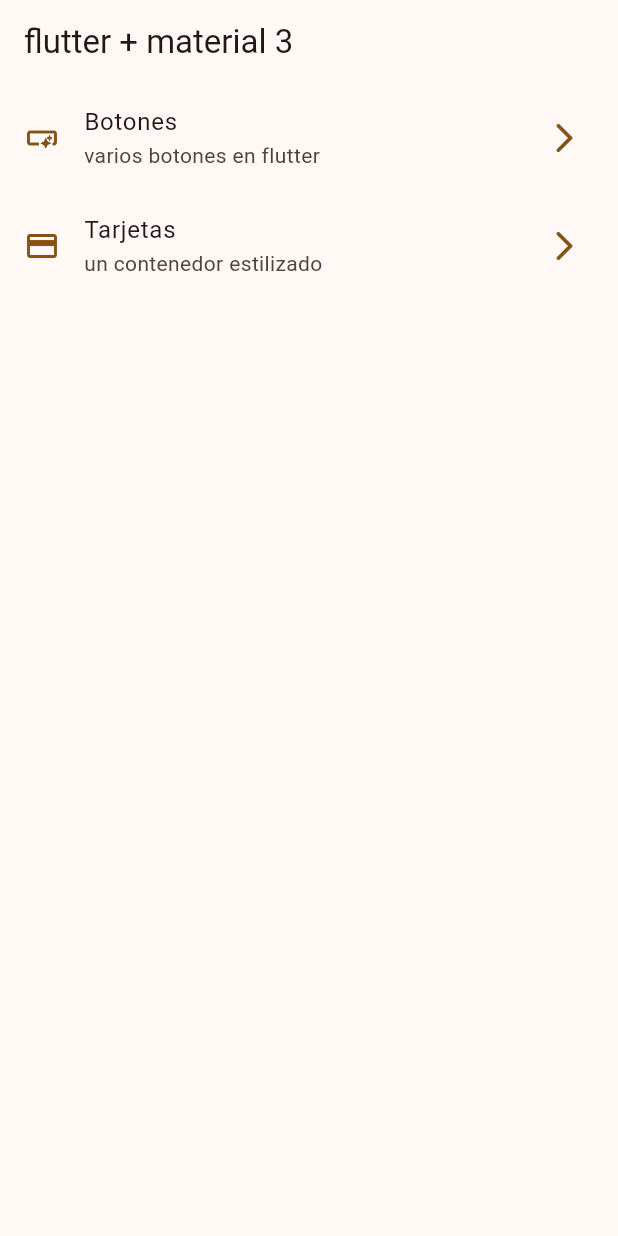
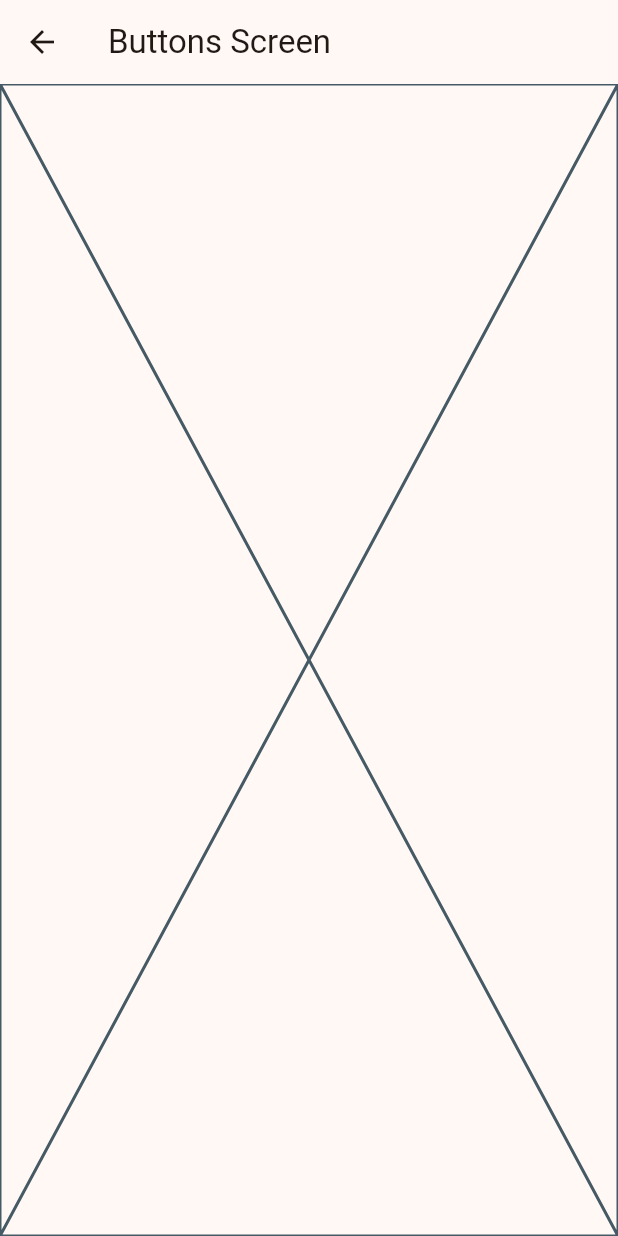
Before and after one commit to Angelina-Pinto/flutterAppWidgets, a Flutter app: the screen it shows after launch, after a tap on "Botones", on a phone screen of 412 x 824 dp. Run offline on Flutter 3.47's test engine with Material 3 defaults, Android fonts, the phone set to English and light mode, and no system bars.

Commit message:
Rutas basicas configuradas

```diff
--- /dev/null
+++ b/lib/config/buttons/buttons_screen.dart
@@ -0,0 +1,15 @@
+import 'package:flutter/material.dart';
+
+class ButtonsScreen extends StatelessWidget {
+  const ButtonsScreen({super.key});
+
+  @override
+  Widget build(BuildContext context) {
+    return Scaffold(
+      appBar: AppBar(
+        title: Text('Buttons Screen'),
+      ),
+      body:const Placeholder(),
+    );
+  }
+}
--- a/lib/config/menu/menu_items.dart
+++ b/lib/config/menu/menu_items.dart
@@ -11,7 +11,7 @@
     MenuItems(
     title: 'Tarjetas',
     subtitle: 'un contenedor estilizado',
-    link: '/card',
+    link: '/cards',
     icon: Icons.credit_card )
 ];
 
--- a/lib/main.dart
+++ b/lib/main.dart
@@ -1,4 +1,6 @@
 import 'package:flutter/material.dart';
+import 'package:flutter_widget_aplication/config/buttons/buttons_screen.dart';
+import 'package:flutter_widget_aplication/config/cards/cards_screen.dart';
 import 'package:flutter_widget_aplication/config/theme/app_theme.dart';
 import 'package:flutter_widget_aplication/presentation/screens/home/home_screen.dart';
 
@@ -12,7 +14,11 @@
     return MaterialApp(
       theme: AppTheme(selectedColor: 1).getTheme(),
       title: 'Material App',
-      home: Homescreen()
+      home: const Homescreen(),
+      routes: {
+        '/buttons':  (context) => const ButtonsScreen(),
+        '/cards':  (context) => const CardsScreen()
+      },
     );
   }
 }
--- a/lib/presentation/screens/home/home_screen.dart
+++ b/lib/presentation/screens/home/home_screen.dart
@@ -1,4 +1,5 @@
 import 'package:flutter/material.dart';
+import 'package:flutter_widget_aplication/config/buttons/buttons_screen.dart';
 import 'package:flutter_widget_aplication/config/menu/menu_items.dart';
 
 
@@ -53,7 +54,13 @@
       title: Text(menuItem.title),
       subtitle: Text(menuItem.subtitle),
       onTap: () {
+    //      Navigator.of(context).push(
+    //       MaterialPageRoute(
+    //         builder: (context) => const ButtonsScreen(),
+    //   ),
+    // );
 
+    Navigator.pushNamed(context, menuItem.link);
       },
 
     );
```
Also changed, not shown: lib/config/cards/cards_screen.dart (added, +15 -0 lines).
